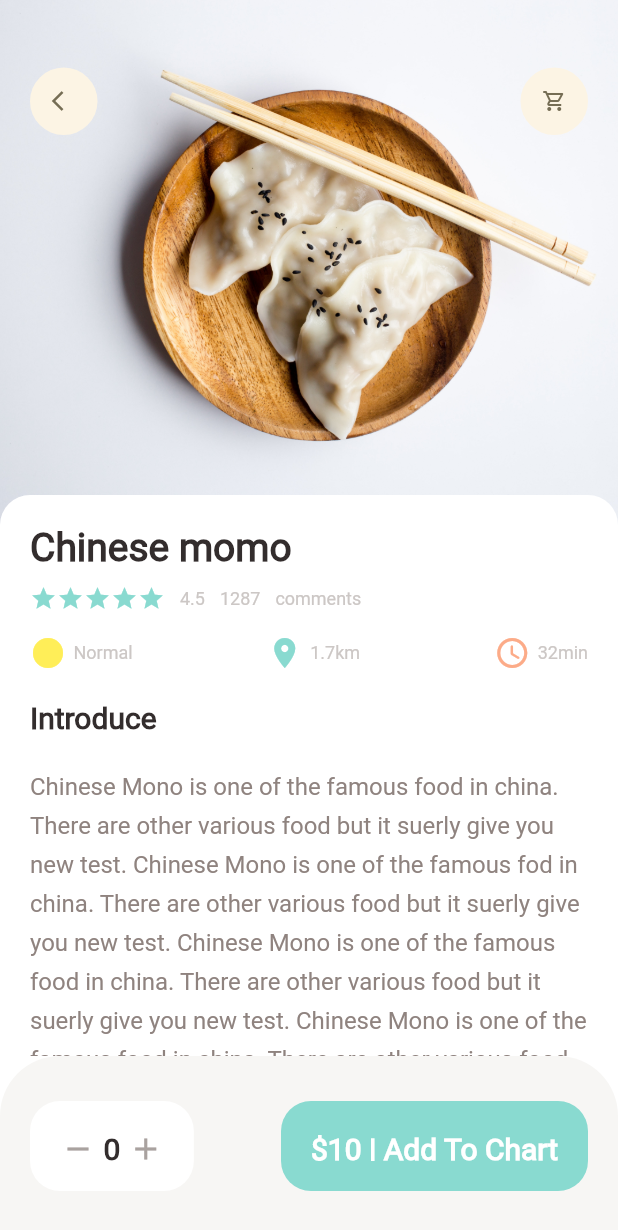
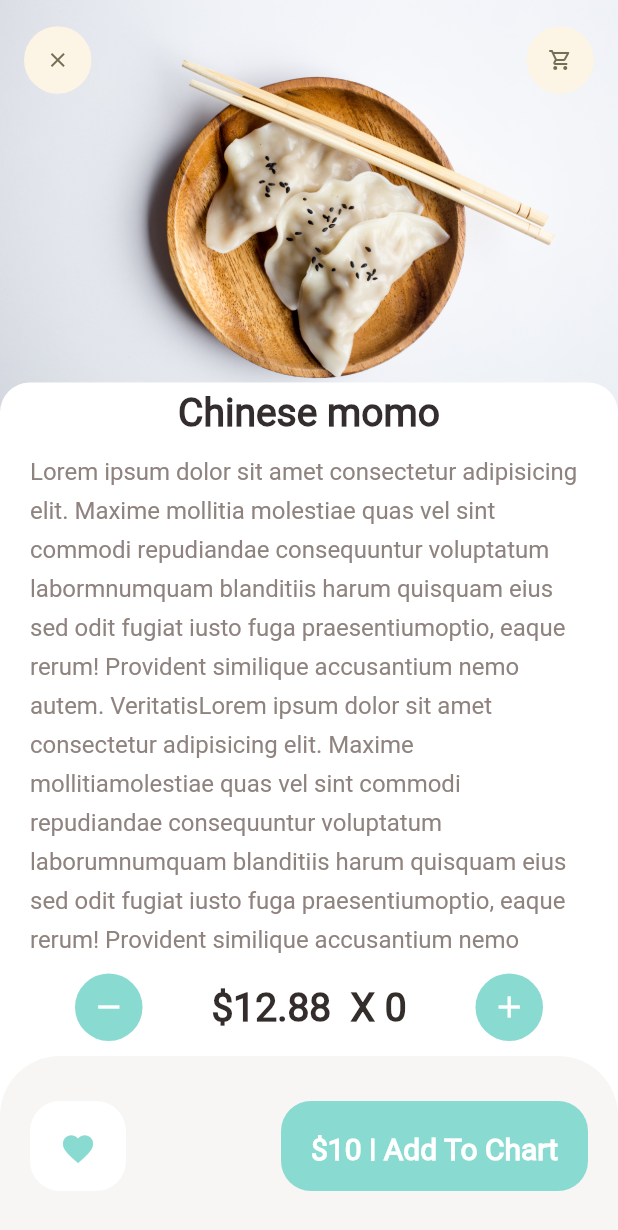
Before and after one commit to atomyongya/E-Commerse-Application, a Flutter app: the screen it shows after launch, after a tap on "Show more", on a phone screen of 412 x 824 dp. Shown: the top 1230 px of the screen. Run offline on Flutter 3.47's test engine with Material 2 defaults, Android fonts, the phone set to English and light mode, and no system bars; our stand-ins replace dots_indicator, get.

Commit message:
Recommended food detail page is completed

```diff
--- a/frontend/lib/main.dart
+++ b/frontend/lib/main.dart
@@ -1,10 +1,11 @@
 // Importing inbuilt class and module.
 import "package:flutter/material.dart";
+import 'package:frontend/pages/food/recommended_food_detail.dart';
 import "package:get/get.dart";
 
 // Importing the dart file that we create
 // import "../pages/home/mainfoodpage.dart";
-import 'package:frontend/pages/food/popular_food_detail.dart';
+// import 'package:frontend/pages/food/popular_food_detail.dart';
 
 
 // Creating main() function from where compilation start.
@@ -25,7 +26,7 @@ class _FoodApplication extends State<FoodApplication> {
     return const GetMaterialApp(
       debugShowCheckedModeBanner: false,
       title: "Food Application",
-      home: PopularFoodDetail(),
+      home: RecommendedFoodDetail(),
     );
   }
 }
--- /dev/null
+++ b/frontend/lib/pages/food/recommended_food_detail.dart
@@ -0,0 +1,190 @@
+import "package:flutter/material.dart";
+import 'package:frontend/utils/colors.dart';
+import 'package:frontend/utils/dimensions.dart';
+import 'package:frontend/widgets/app_icon.dart';
+import 'package:frontend/widgets/big_text.dart';
+import 'package:frontend/widgets/expanded_text_widget.dart';
+
+class RecommendedFoodDetail extends StatelessWidget {
+  const RecommendedFoodDetail({Key? key}) : super(key: key);
+
+  @override
+  Widget build(BuildContext context) {
+    return Scaffold(
+      backgroundColor: Colors.white,
+      body: CustomScrollView(
+        // sliver widget are the espical type of widget which have special effect.
+        slivers: [
+          SliverAppBar(
+            toolbarHeight: 80,
+            backgroundColor: AppColors.yellowColor,
+            title: Row(
+              mainAxisAlignment: MainAxisAlignment.spaceBetween,
+              children: const [
+                const AppIcon(icon: Icons.clear),
+                const AppIcon(icon: Icons.shopping_cart_outlined),
+              ],
+            ),
+            bottom: PreferredSize(
+              preferredSize: const Size.fromHeight(20),
+              child: Container(
+                child: Center(
+                  child: BigText(size: Dimensions.font26, text: "Chinese momo"),
+                ),
+                width: double.maxFinite,
+                padding: const EdgeInsets.only(top: 5, bottom: 10),
+                decoration: BoxDecoration(
+                  color: Colors.white,
+                  borderRadius: BorderRadius.only(
+                    topLeft: Radius.circular(Dimensions.radius20),
+                    topRight: Radius.circular(Dimensions.radius20),
+                  ),
+                ),
+              ),
+            ),
+            expandedHeight: 300.0,
+            pinned: true,
+            flexibleSpace: FlexibleSpaceBar(
+              background: Image.asset(
+                "assets/images/food1.jpg",
+                width: double.maxFinite,
+                fit: BoxFit.cover,
+              ),
+            ),
+          ),
+          SliverToBoxAdapter(
+            child: Column(
+              children: [
+                Container(
+                  margin: EdgeInsets.only(
+                      left: Dimensions.width20, right: Dimensions.width20),
+                  child: const ExpandableTextWidget(
+                    text:
+                        "Lorem ipsum dolor sit amet consectetur adipisicing elit. Maxime mollitia molestiae quas vel sint commodi repudiandae consequuntur voluptatum laborum"
+                        "numquam blanditiis harum quisquam eius sed odit fugiat iusto fuga praesentium"
+                        "optio, eaque rerum! Provident similique accusantium nemo autem. Veritatis"
+                        "Lorem ipsum dolor sit amet consectetur adipisicing elit. Maxime mollitia"
+                        "molestiae quas vel sint commodi repudiandae consequuntur voluptatum laborum"
+                        "numquam blanditiis harum quisquam eius sed odit fugiat iusto fuga praesentium"
+                        "optio, eaque rerum! Provident similique accusantium nemo autem. Veritatis"
+                        "Lorem ipsum dolor sit amet consectetur adipisicing elit. Maxime mollitia"
+                        "molestiae quas vel sint commodi repudiandae consequuntur voluptatum laborum"
+                        "numquam blanditiis harum quisquam eius sed odit fugiat iusto fuga praesentium"
+                        "optio, eaque rerum! Provident similique accusantium nemo autem. Veritatis"
+                        "Lorem ipsum dolor sit amet consectetur adipisicing elit. Maxime mollitia"
+                        "molestiae quas vel sint commodi repudiandae consequuntur voluptatum laborum"
+                        "numquam blanditiis harum quisquam eius sed odit fugiat iusto fuga praesentium"
+                        "optio, eaque rerum! Provident similique accusantium nemo autem. Veritatis"
+                        "Lorem ipsum dolor sit amet consectetur adipisicing elit. Maxime mollitia"
+                        "molestiae quas vel sint commodi repudiandae consequuntur voluptatum laborum"
+                        "numquam blanditiis harum quisquam eius sed odit fugiat iusto fuga praesentium"
+                        "optio, eaque rerum! Provident similique accusantium nemo autem. Veritatis"
+                        "Lorem ipsum dolor sit amet consectetur adipisicing elit. Maxime mollitia molestiae quas vel sint commodi repudiandae consequuntur voluptatum laborum"
+                        "numquam blanditiis harum quisquam eius sed odit fugiat iusto fuga praesentium"
+                        "optio, eaque rerum! Provident similique accusantium nemo autem. Veritatis"
+                        "Lorem ipsum dolor sit amet consectetur adipisicing elit. Maxime mollitia"
+                        "molestiae quas vel sint commodi repudiandae consequuntur voluptatum laborum"
+                        "numquam blanditiis harum quisquam eius sed odit fugiat iusto fuga praesentium"
+                        "optio, eaque rerum! Provident similique accusantium nemo autem. Veritatis"
+                        "Lorem ipsum dolor sit amet consectetur adipisicing elit. Maxime mollitia"
+                        "molestiae quas vel sint commodi repudiandae consequuntur voluptatum laborum"
+                        "numquam blanditiis harum quisquam eius sed odit fugiat iusto fuga praesentium"
+                        "optio, eaque rerum! Provident similique accusantium nemo autem. Veritatis"
+                        "Lorem ipsum dolor sit amet consectetur adipisicing elit. Maxime mollitia"
+                        "molestiae quas vel sint commodi repudiandae consequuntur voluptatum laborum"
+                        "numquam blanditiis harum quisquam eius sed odit fugiat iusto fuga praesentium"
+                        "optio, eaque rerum! Provident similique accusantium nemo autem. Veritatis"
+                        "Lorem ipsum dolor sit amet consectetur adipisicing elit. Maxime mollitia"
+                        "molestiae quas vel sint commodi repudiandae consequuntur voluptatum laborum"
+                        "numquam blanditiis harum quisquam eius sed odit fugiat iusto fuga praesentium"
+                        "optio, eaque rerum! Provident similique accusantium nemo autem. Veritatis",
+                  ),
+                ),
+              ],
+            ),
+          ),
+        ],
+      ),
+      bottomNavigationBar: Column(
+        mainAxisSize: MainAxisSize.min,
+        children: [
+          Container(
+            padding: EdgeInsets.only(
+              left: Dimensions.width20 * 2.5,
+              right: Dimensions.width20 * 2.5,
+              top: Dimensions.height10,
+              bottom: Dimensions.height10,
+            ),
+            child: Row(
+              mainAxisAlignment: MainAxisAlignment.spaceBetween,
+              children: [
+                AppIcon(
+                    iconSize: Dimensions.icon24,
+                    iconColor: Colors.white,
+                    backgroundColor: AppColors.mainColor,
+                    icon: Icons.remove),
+                BigText(
+                    text: "\$12.88 " + " X " + "0",
+                    color: AppColors.mainBlackColor,
+                    size: Dimensions.font26),
+                AppIcon(
+                    iconSize: Dimensions.icon24,
+                    iconColor: Colors.white,
+                    backgroundColor: AppColors.mainColor,
+                    icon: Icons.add),
+              ],
+            ),
+          ),
+          Container(
+            height: Dimensions.bottomHeightBar,
+            padding: EdgeInsets.only(
+                left: Dimensions.width20,
+                right: Dimensions.width20,
+                top: Dimensions.height30,
+                bottom: Dimensions.height30),
+            decoration: BoxDecoration(
+              color: AppColors.buttonBackgroundColor,
+              borderRadius: BorderRadius.only(
+                topLeft: Radius.circular(Dimensions.radius20 * 2),
+                topRight: Radius.circular(Dimensions.radius20 * 2),
+              ),
+            ),
+            child: Row(
+              mainAxisAlignment: MainAxisAlignment.spaceBetween,
+              children: [
+                Container(
+                  padding: EdgeInsets.only(
+                      bottom: Dimensions.height20,
+                      top: Dimensions.height20,
+                      left: Dimensions.width20,
+                      right: Dimensions.width20),
+                  decoration: BoxDecoration(
+                    borderRadius: BorderRadius.circular(Dimensions.radius20),
+                    color: Colors.white,
+                  ),
+                  child: Icon(Icons.favorite, color: AppColors.mainColor),
+                ),
+                Container(
+                  padding: EdgeInsets.only(
+                    top: Dimensions.height20,
+                    bottom: Dimensions.height20,
+                    left: Dimensions.width20,
+                    right: Dimensions.width20,
+                  ),
+                  child: BigText(
+                    text: "\$10 | Add To Chart",
+                    color: Colors.white,
+                  ),
+                  decoration: BoxDecoration(
+                    color: AppColors.mainColor,
+                    borderRadius: BorderRadius.circular(Dimensions.radius20),
+                  ),
+                ),
+              ],
+            ),
+          ),
+        ],
+      ),
+    );
+  }
+}
--- a/frontend/lib/widgets/app_icon.dart
+++ b/frontend/lib/widgets/app_icon.dart
@@ -1,11 +1,12 @@
 import "package:flutter/material.dart";
 import 'package:frontend/utils/dimensions.dart';
 
-class AppIcon extends StatelessWidget{
+class AppIcon extends StatelessWidget {
   final IconData icon;
   final Color backgroundColor;
   final Color iconColor;
   final double size;
+  final double iconSize;
 
   const AppIcon({
     Key? key,
@@ -13,21 +14,22 @@ class AppIcon extends StatelessWidget{
     this.backgroundColor = const Color(0xFFfcf4e4),
     this.iconColor = const Color(0xFF756d54),
     this.size = 45,
+    this.iconSize = 16,
   }) : super(key: key);
 
   @override
-  Widget build(BuildContext context){
+  Widget build(BuildContext context) {
     return Container(
       height: size,
       width: size,
       decoration: BoxDecoration(
-        borderRadius: BorderRadius.circular(size/2),
+        borderRadius: BorderRadius.circular(size / 2),
         color: backgroundColor,
       ),
       child: Icon(
         icon,
         color: iconColor,
-        size: Dimensions.icon16,
+        size: iconSize,
       ),
     );
   }
```
